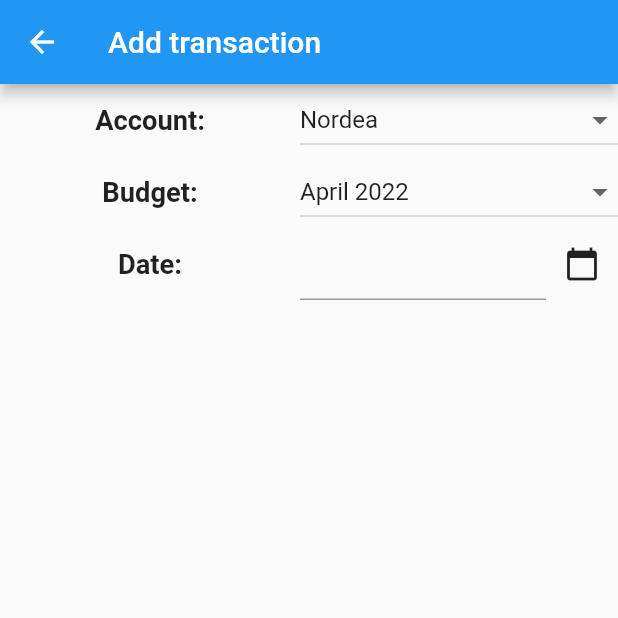
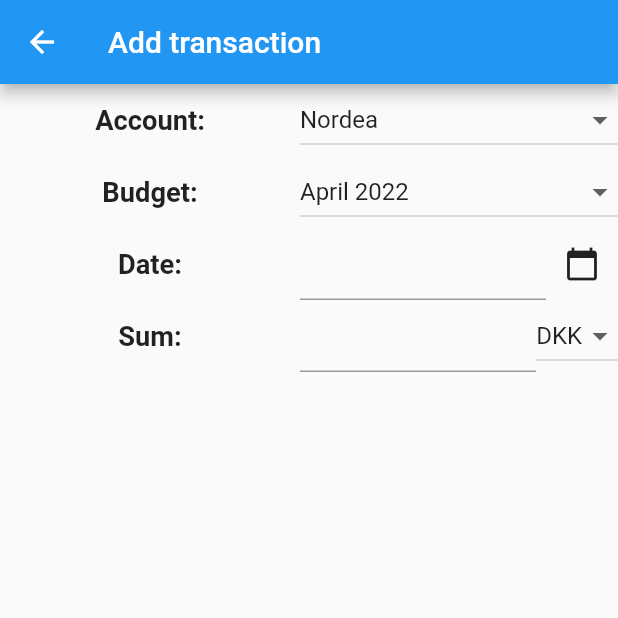
Before and after one commit to OstapGonchar/flutter_family_budget, a Flutter app: the AddTransactionWidget screen opened directly, on a phone screen of 412 x 824 dp, the top half of it. Run offline on Flutter 3.47's test engine with Material 2 defaults, Android fonts, the light colour scheme and no system bars; network calls fail.

Commit message:
Added row with sum

```diff
--- a/lib/widgets/add_transaction_widget.dart
+++ b/lib/widgets/add_transaction_widget.dart
@@ -1,4 +1,5 @@
 import 'package:flutter/material.dart';
+import 'package:flutter/services.dart';
 import 'package:intl/intl.dart';
 
 class AddTransactionWidget extends StatefulWidget {
@@ -17,6 +18,7 @@ class _AddTransactionState extends State<AddTransactionWidget> {
   String _accountValue = 'Nordea';
   String _budgetName = 'April 2022';
   DateTime _transactionDate = DateTime.now();
+  String _defaultCurrency = 'DKK';
 
   @override
   Widget build(BuildContext context) {
@@ -84,6 +86,35 @@ class _AddTransactionState extends State<AddTransactionWidget> {
                   onPressed: _selectDate,
                 )
               ],
+            ),
+            Row(
+              children: [
+                label('Sum:'),
+                Expanded(
+                    child: TextField(
+                  keyboardType: TextInputType.number,
+                  inputFormatters: <TextInputFormatter>[
+                    FilteringTextInputFormatter.allow(RegExp(r'^(\d+)?\.?\d{0,2}'))
+                  ],
+                  decoration: const InputDecoration(
+                    border: UnderlineInputBorder(),
+                  ),
+                )),
+                DropdownButton(
+                    value: _defaultCurrency,
+                    items: <String>['DKK', 'USD']
+                        .map<DropdownMenuItem<String>>((String value) {
+                      return DropdownMenuItem<String>(
+                        value: value,
+                        child: Text(value),
+                      );
+                    }).toList(),
+                    onChanged: (String? newValue) {
+                      setState(() {
+                        _defaultCurrency = newValue!;
+                      });
+                    })
+              ],
             )
           ],
         ),
```
